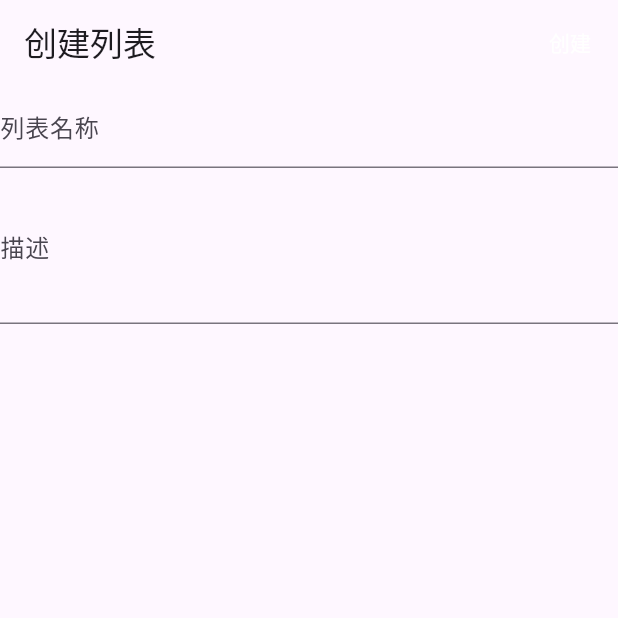
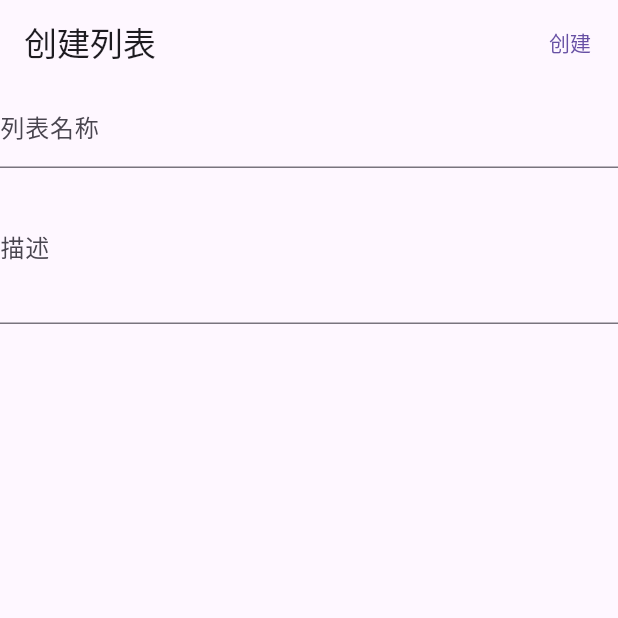
Before and after one commit to ddzy/github, a Flutter app: the CreateUserListPage screen opened by its route, on a phone screen of 412 x 824 dp, the top half of it. Run offline on Flutter 3.47's test engine with Material 3 defaults, Android fonts, the phone set to English and light mode, and no system bars; our stand-ins replace dio, flutter_html, go_router, graphql_flutter, shared_preferences, transparent_image; missing offline and left inert: flutter_emoji; accounts and stored records are empty; network calls fail.

```diff
--- a/lib/pages/create_user_list/create_user_list.dart
+++ b/lib/pages/create_user_list/create_user_list.dart
@@ -40,7 +40,6 @@ class _CreateUserListPageState extends State<CreateUserListPage> {
                       height: 20,
                       child: Center(
                         child: CircularProgressIndicator(
-                          color: Colors.white,
                           strokeWidth: 3,
                         ),
                       ),
@@ -73,7 +72,6 @@ class _CreateUserListPageState extends State<CreateUserListPage> {
                 },
                 child: const Text(
                   "创建",
-                  style: TextStyle(color: Colors.white),
                 ),
               );
             },
```
Also changed, not shown: lib/pages/starred/starred.dart (+6 -3 lines).
